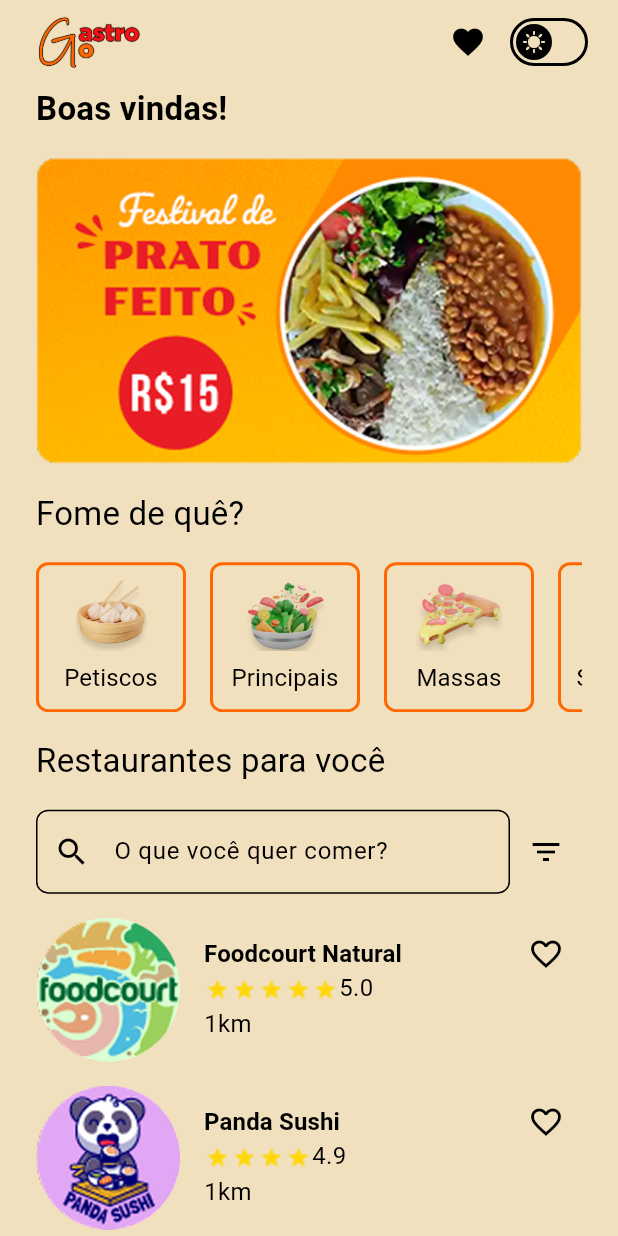
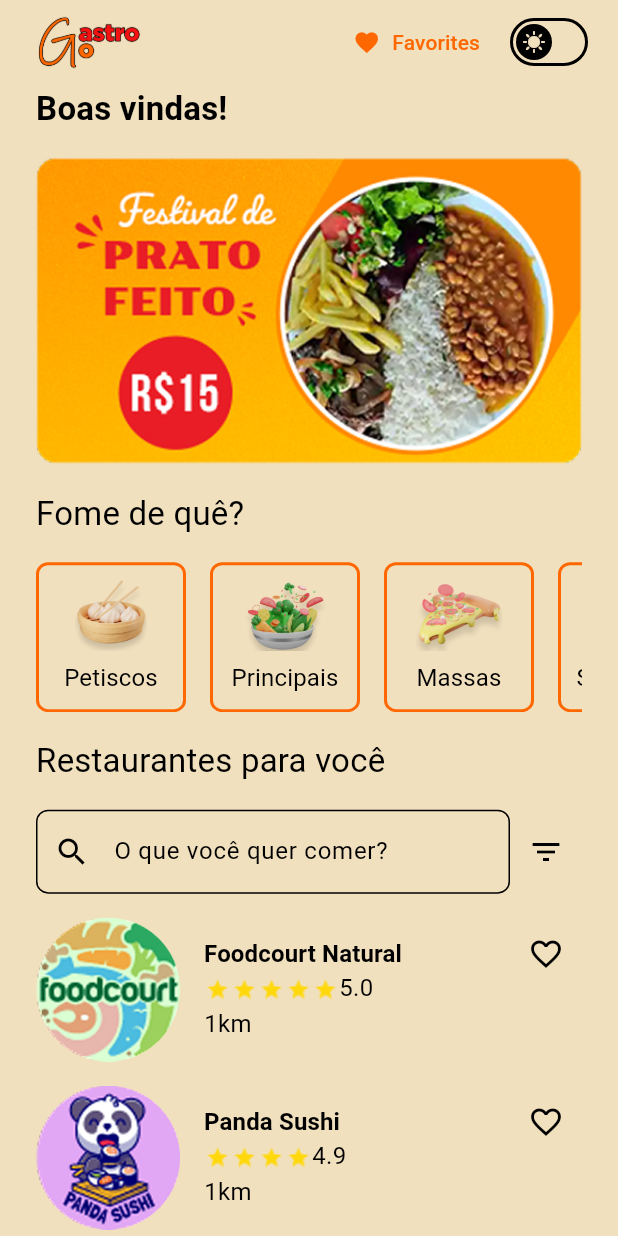
Before and after one commit to ricarthlima/flutter_gastro_go, a Flutter app: the RestaurantsScreen screen opened by its route, on a phone screen of 412 x 824 dp. Run offline on Flutter 3.47's test engine with Material 3 defaults, Android fonts, the phone set to English and light mode, and no system bars; our stand-ins replace flutter_mobx, get_it, go_router, mobx, objectbox, shared_preferences; accounts and stored records are empty; generated files the repository leaves out were written again.

Commit message:
style(appbar): pequena alteracao de appbar para visibilidade

```diff
--- a/lib/features/restaurant/presentation/widgets/home_app_bar.dart
+++ b/lib/features/restaurant/presentation/widgets/home_app_bar.dart
@@ -24,12 +24,15 @@ class HomeAppBar extends StatelessWidget implements PreferredSizeWidget {
       centerTitle: title != null,
       toolbarHeight: 72,
       actions: [
-        IconButton(
-          icon: Icon(Icons.favorite),
-          tooltip: AppLocalizations.of(context)!.navFavorites,
-          onPressed: () {
-            context.push(AppRouter.favorites);
-          },
+        Tooltip(
+          message: AppLocalizations.of(context)!.navFavorites,
+          child: TextButton.icon(
+            icon: Icon(Icons.favorite),
+            label: Text(AppLocalizations.of(context)!.navFavorites),
+            onPressed: () {
+              context.push(AppRouter.favorites);
+            },
+          ),
         ),
         Observer(
           builder: (_) => Switch(
```
